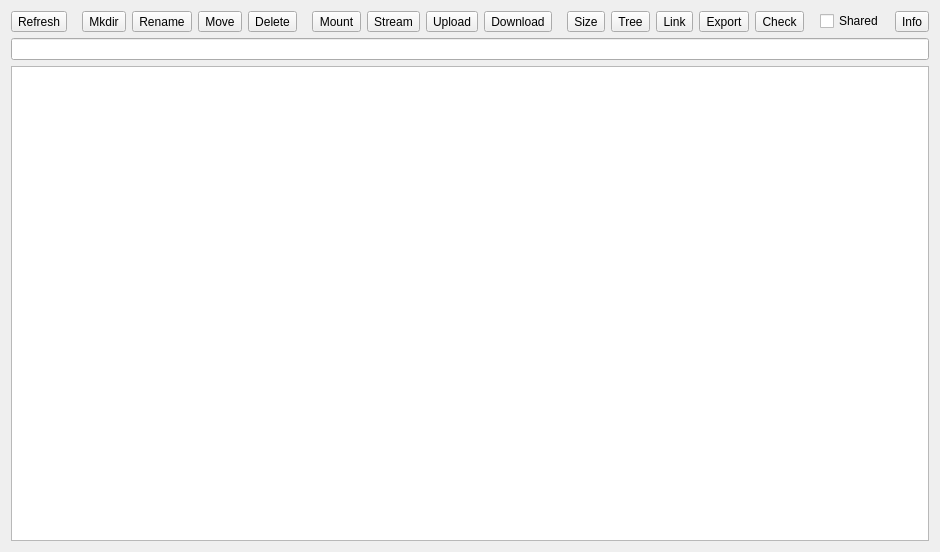
Above: src/remote_widget.ui from holazt/RcloneBrowser before the change. Below: the same form after it.
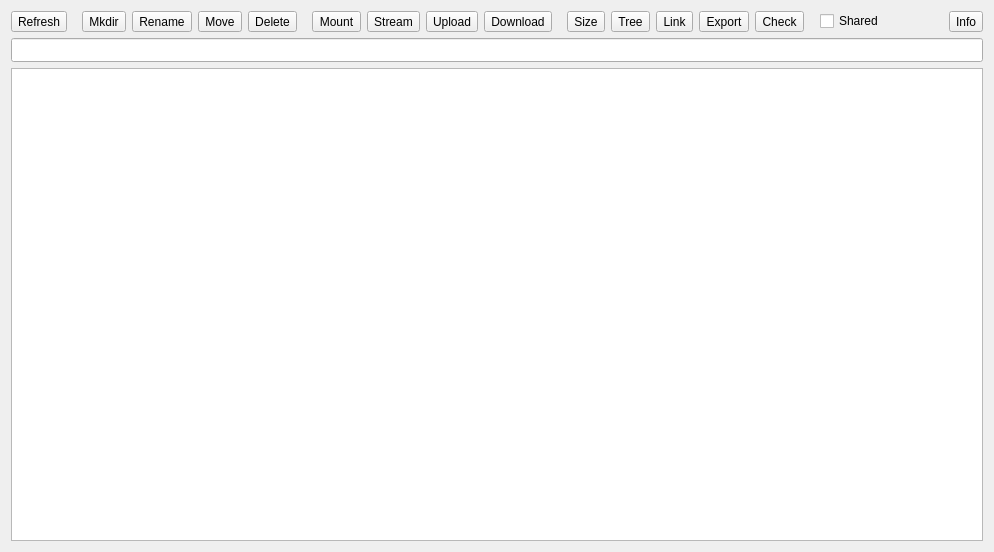
That is the form after the change.

Commit message: various layouts and tooltips updated

The edit to the form file:
```diff
--- a/src/remote_widget.ui
+++ b/src/remote_widget.ui
@@ -6,7 +6,7 @@
    <rect>
     <x>0</x>
     <y>0</y>
-    <width>940</width>
+    <width>994</width>
     <height>552</height>
    </rect>
   </property>
@@ -294,6 +294,18 @@
        </item>
        <item>
         <widget class="QLineEdit" name="path">
+         <property name="sizePolicy">
+          <sizepolicy hsizetype="Expanding" vsizetype="Preferred">
+           <horstretch>0</horstretch>
+           <verstretch>0</verstretch>
+          </sizepolicy>
+         </property>
+         <property name="minimumSize">
+          <size>
+           <width>0</width>
+           <height>24</height>
+          </size>
+         </property>
          <property name="readOnly">
           <bool>true</bool>
          </property>
```
The commit also changes 2 other files.
